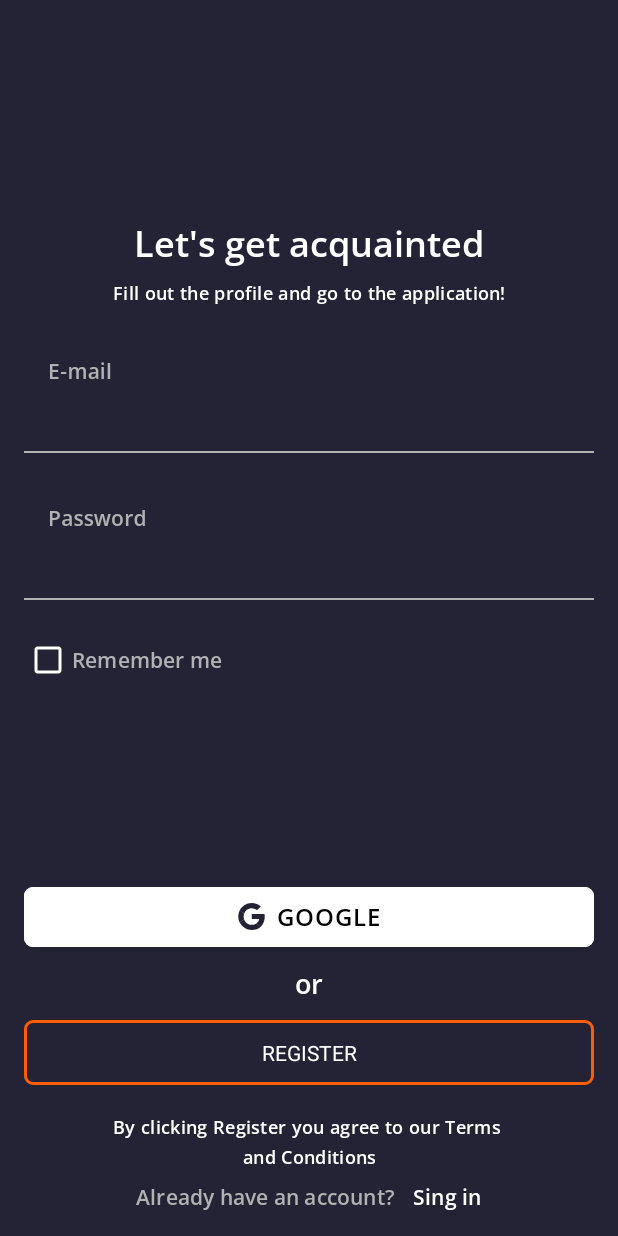
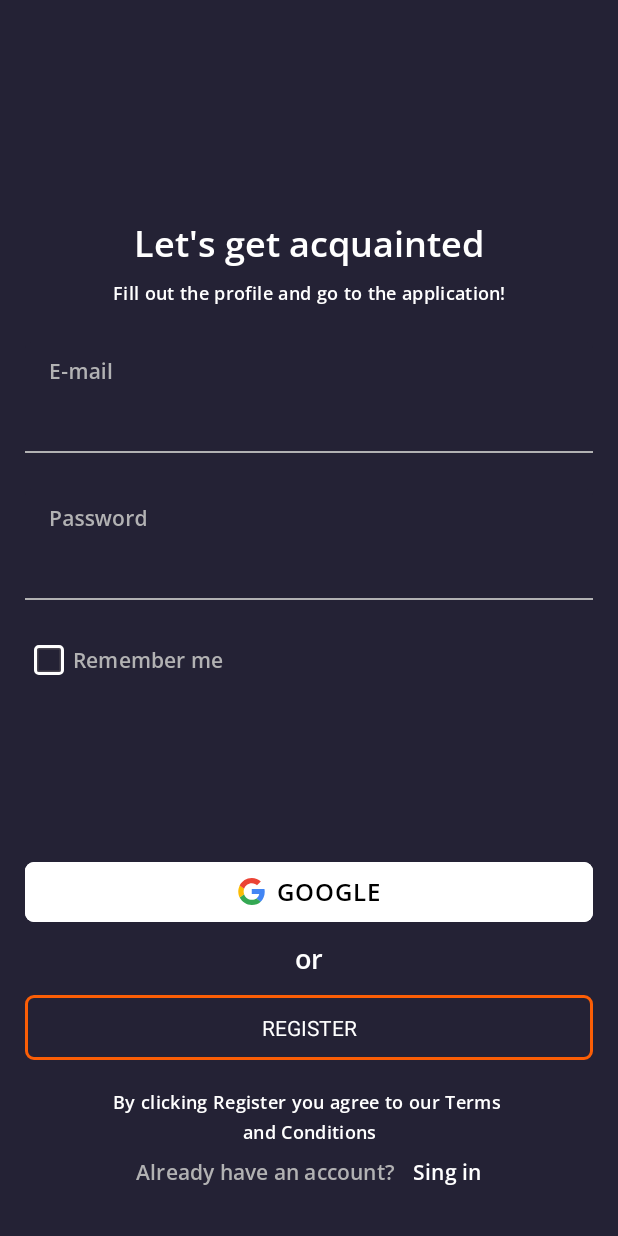
Before and after one commit to Pl-Alex/Assignment1_Shpp, an Android app: the screen it shows after launch (AuthActivity), on a phone screen of 412 x 824 dp. Run offline under Robolectric (Android 15) with nearby library versions, the phone set to English and light mode, and no system bars.

Commit message:
Student review

```diff
--- a/app/src/main/java/com/alexP/assignment1/AuthActivity.kt
+++ b/app/src/main/java/com/alexP/assignment1/AuthActivity.kt
@@ -5,6 +5,7 @@ import android.content.Context
 import android.content.Intent
 import android.content.SharedPreferences
 import android.os.Bundle
+import android.view.LayoutInflater
 import androidx.appcompat.app.AppCompatActivity
 import com.alexP.assignment1.databinding.AuthActivityBinding
 import com.alexP.assignment1.validator.EmailValidator
@@ -17,30 +18,35 @@ const val APP_PREFERENCES = "APP_PREFERENCES"
 const val PREF_EMAIL_VALUE = "PREF_EMAIL_VALUE"
 const val PREF_PASSWORD_VALUE = "PREF_PASSWORD_VALUE"
 
-class AuthActivity : AppCompatActivity() {
-
-    private lateinit var binding: AuthActivityBinding
+class AuthActivity : BaseActivity<AuthActivityBinding>() {
 
     private lateinit var preferences: SharedPreferences
+    override fun inflate(inflater: LayoutInflater): AuthActivityBinding {
+        return AuthActivityBinding.inflate(inflater)
+    }
 
     override fun onCreate(savedInstanceState: Bundle?) {
         super.onCreate(savedInstanceState)
-        binding = AuthActivityBinding.inflate(layoutInflater)
-        setContentView(binding.root)
 
         preferences = getSharedPreferences(APP_PREFERENCES, Context.MODE_PRIVATE)
+        checkSharedPreferences()
+        setListeners()
+    }
 
-
+    private fun checkSharedPreferences() {
+        //TODO Змінити логіку, щоб данні з SharedPreferences зчитувались лише, коли останній раз була встановлена галочка у полі "remember me"
         binding.inputEditTextEmail.setText(preferences.getString(PREF_EMAIL_VALUE, ""))
         binding.inputEditTextPassword.setText(preferences.getString(PREF_PASSWORD_VALUE, ""))
+    }
+
+    private fun setListeners() {
         binding.buttonRegister.setOnClickListener {
             onRegisterButtonPressed()
         }
-
     }
 
     private fun onRegisterButtonPressed() {
-
+// TODO винести у viewmodel шматки коду, які не потрібні для актівіті і не потребують контексту
         val email = binding.inputEditTextEmail.text.toString()
         val password = binding.inputEditTextPassword.text.toString()
 
@@ -48,7 +54,7 @@ class AuthActivity : AppCompatActivity() {
             EmptyValidator(email), EmailValidator(email)
         )
         binding.inputLayoutEmail.error =
-            if (!emailValidations.isSuccess) getString(emailValidations.message) else null
+            if (emailValidations.isSuccess.not()) getString(emailValidations.message) else null
 
         val passwordValidations = BaseValidator.validate(
             EmptyValidator(password), PasswordValidator(password)
@@ -65,6 +71,7 @@ class AuthActivity : AppCompatActivity() {
             val intent = Intent(this, MyProfileActivity::class.java)
             intent.putExtra("email", parseEmail(email))
             startActivity(intent, ActivityOptions.makeSceneTransitionAnimation(this).toBundle())
+            finish()
         }
     }
 
--- /dev/null
+++ b/app/src/main/java/com/alexP/assignment1/BaseActivity.kt
@@ -0,0 +1,21 @@
+package com.alexP.assignment1
+
+import android.os.Bundle
+import android.view.LayoutInflater
+import androidx.appcompat.app.AppCompatActivity
+import androidx.viewbinding.ViewBinding
+
+abstract class BaseActivity<out VB : ViewBinding> : AppCompatActivity() {
+
+    private lateinit var _binding: VB
+    val binding
+        get() = _binding
+
+    abstract fun inflate(inflater: LayoutInflater): VB
+
+    override fun onCreate(savedInstanceState: Bundle?) {
+        super.onCreate(savedInstanceState)
+        _binding = inflate(layoutInflater)
+        setContentView(_binding.root)
+    }
+}
--- a/app/src/main/java/com/alexP/assignment1/MyProfileActivity.kt
+++ b/app/src/main/java/com/alexP/assignment1/MyProfileActivity.kt
@@ -10,6 +10,7 @@ class MyProfileActivity : AppCompatActivity() {
     private lateinit var binding: MyProfileActivityBinding
     override fun onCreate(savedInstanceState: Bundle?) {
         super.onCreate(savedInstanceState)
+
         binding = MyProfileActivityBinding.inflate(layoutInflater)
         setContentView(binding.root)
 
@@ -18,6 +19,6 @@ class MyProfileActivity : AppCompatActivity() {
 
         Glide.with(this)
             .load("https://unsplash.com/photos/_vnKbf9K-Vo/download?ixid=M3wxMjA3fDB8MXxhbGx8MTE4fHx8fHx8Mnx8MTcwMTgxMDA2MHw&force=true&w=640")
-            .into(binding.imageViewProfileImage)
+            .into(binding.cardViewProfileImageContainer)
     }
 }
--- a/app/src/main/java/com/alexP/assignment1/validator/EmailValidator.kt
+++ b/app/src/main/java/com/alexP/assignment1/validator/EmailValidator.kt
@@ -1,6 +1,7 @@
 package com.alexP.assignment1.validator
 
 import android.text.TextUtils
+import android.util.Patterns
 import com.alexP.assignment1.R
 import com.alexP.assignment1.validator.base.BaseValidator
 import com.alexP.assignment1.validator.base.ValidateResult
@@ -8,8 +9,7 @@ import com.alexP.assignment1.validator.base.ValidateResult
 class EmailValidator(private val email: String) : BaseValidator() {
     override fun validate(): ValidateResult {
         val isValid =
-            !TextUtils.isEmpty(email) && android.util.Patterns.EMAIL_ADDRESS.matcher(email)
-                .matches()
+            !TextUtils.isEmpty(email) && Patterns.EMAIL_ADDRESS.matcher(email).matches()
         return ValidateResult(
             isValid,
             if (isValid) R.string.text_validation_success
--- /dev/null
+++ b/app/src/main/res/drawable/checkbox_remember_me.xml
@@ -0,0 +1,38 @@
+<?xml version="1.0" encoding="utf-8"?>
+<selector xmlns:android="http://schemas.android.com/apk/res/android">
+    <item android:state_checked="true">
+        <vector xmlns:android="http://schemas.android.com/apk/res/android"
+            android:width="20dp"
+            android:height="20dp"
+            android:viewportWidth="20"
+            android:viewportHeight="20">
+            <path
+                android:pathData="M16.75,1H3.25A2.25,2.25 0,0 0,1 3.25v13.5A2.25,2.25 0,0 0,3.25 19h13.5A2.25,2.25 0,0 0,19 16.75V3.25A2.25,2.25 0,0 0,16.75 1Z"
+                android:strokeLineJoin="round"
+                android:strokeWidth="2"
+                android:strokeColor="#FAFAFA"/>
+
+            <path
+                android:strokeWidth="1"
+                android:pathData="m14.5,6.25 l-6.3,7.5 -2.7,-3"
+                android:strokeLineJoin="round"
+                android:fillColor="#00000000"
+                android:strokeColor="#FAFAFA"
+                android:strokeLineCap="round"/>
+        </vector>
+    </item>
+    <item android:state_checked="false">
+        <vector xmlns:android="http://schemas.android.com/apk/res/android"
+            android:width="20dp"
+            android:height="20dp"
+            android:viewportWidth="20"
+            android:viewportHeight="20">
+            <path
+                android:pathData="M16.75,1H3.25A2.25,2.25 0,0 0,1 3.25v13.5A2.25,2.25 0,0 0,3.25 19h13.5A2.25,2.25 0,0 0,19 16.75V3.25A2.25,2.25 0,0 0,16.75 1Z"
+                android:strokeLineJoin="round"
+                android:strokeWidth="2"
+                android:strokeColor="#FAFAFA"/>
+        </vector>
+    </item>
+
+</selector>
--- a/app/src/main/res/layout/auth_activity.xml
+++ b/app/src/main/res/layout/auth_activity.xml
@@ -10,28 +10,32 @@
         android:layout_width="wrap_content"
         android:layout_height="wrap_content"
         android:orientation="horizontal"
-        app:layout_constraintGuide_begin="@dimen/auth_layout_margin" />
+        app:layout_constraintGuide_begin="@dimen/auth_layout_margin"
+        app:layout_constraintGuide_percent="0.04" />
 
     <androidx.constraintlayout.widget.Guideline
         android:id="@+id/bottomGuideline"
         android:layout_width="wrap_content"
         android:layout_height="wrap_content"
         android:orientation="horizontal"
-        app:layout_constraintGuide_end="@dimen/auth_layout_margin" />
+        app:layout_constraintGuide_end="@dimen/auth_layout_margin"
+        app:layout_constraintGuide_percent="0.96" />
 
     <androidx.constraintlayout.widget.Guideline
         android:id="@+id/leftGuideline"
         android:layout_width="wrap_content"
         android:layout_height="wrap_content"
         android:orientation="vertical"
-        app:layout_constraintGuide_begin="@dimen/auth_layout_margin" />
+        app:layout_constraintGuide_begin="@dimen/auth_layout_margin"
+        app:layout_constraintGuide_percent="0.04" />
 
     <androidx.constraintlayout.widget.Guideline
         android:id="@+id/rightGuideline"
         android:layout_width="wrap_content"
         android:layout_height="wrap_content"
         android:orientation="vertical"
-        app:layout_constraintGuide_end="@dimen/auth_layout_margin" />
+        app:layout_constraintGuide_end="@dimen/auth_layout_margin"
+        app:layout_constraintGuide_percent="0.96" />
 
     <TextView
         android:id="@+id/textView_label1"
@@ -122,6 +126,7 @@
             android:id="@+id/inputEditText_password"
             android:layout_width="match_parent"
             android:layout_height="match_parent"
+            android:inputType="textPassword"
             android:lines="1"
             android:paddingTop="@dimen/auth_editText_padding"
             android:textAppearance="?attr/textAppearanceLabelLarge"
@@ -135,11 +140,12 @@
         android:layout_height="wrap_content"
         android:layout_marginTop="@dimen/auth_checkBox_remember_top_margin"
 
-        android:buttonTint="?attr/colorOnPrimary"
+
         android:includeFontPadding="false"
         android:text="@string/auth_activity_remember_me"
         android:textAppearance="?attr/textAppearanceLabelSmall"
         android:textColor="?attr/colorOutline"
+        app:buttonIcon="@drawable/checkbox_remember_me"
 
         app:layout_constraintStart_toStartOf="@id/leftGuideline"
         app:layout_constraintTop_toBottomOf="@id/inputLayout_password" />
@@ -157,7 +163,7 @@
         app:cornerRadius="6dp"
         app:icon="@drawable/logo_google"
         app:iconGravity="textStart"
-        app:iconTint="?attr/colorPrimary"
+        app:iconTint="@null"
         app:layout_constraintBottom_toTopOf="@id/textView_orLabel"
         app:layout_constraintEnd_toEndOf="@id/rightGuideline"
         app:layout_constraintStart_toStartOf="@id/leftGuideline" />
--- a/app/src/main/res/values/dimens.xml
+++ b/app/src/main/res/values/dimens.xml
@@ -1,5 +1,7 @@
 <?xml version="1.0" encoding="utf-8"?>
 <resources>
+    <dimen name="padding_horizontal">35dp</dimen>
+
     <dimen name="my_profile_upper_bar_margin">17dp</dimen>
     <dimen name="my_profile_primary_margin">16dp</dimen>
     <dimen name="my_profile_secondary_margin">8dp</dimen>
--- a/app/src/main/res/values/styles.xml
+++ b/app/src/main/res/values/styles.xml
@@ -25,4 +25,9 @@
         <item name="boxStrokeWidth">1dp</item>
     </style>
 
+    <style name="rounded">
+        <item name="cornerFamily">rounded</item>
+        <item name="cornerSize">50%</item>
+    </style>
+
 </resources>
```
Also changed, not shown: app/src/main/res/layout/my_profile_activity.xml (+78 -53 lines), 1 other file.
